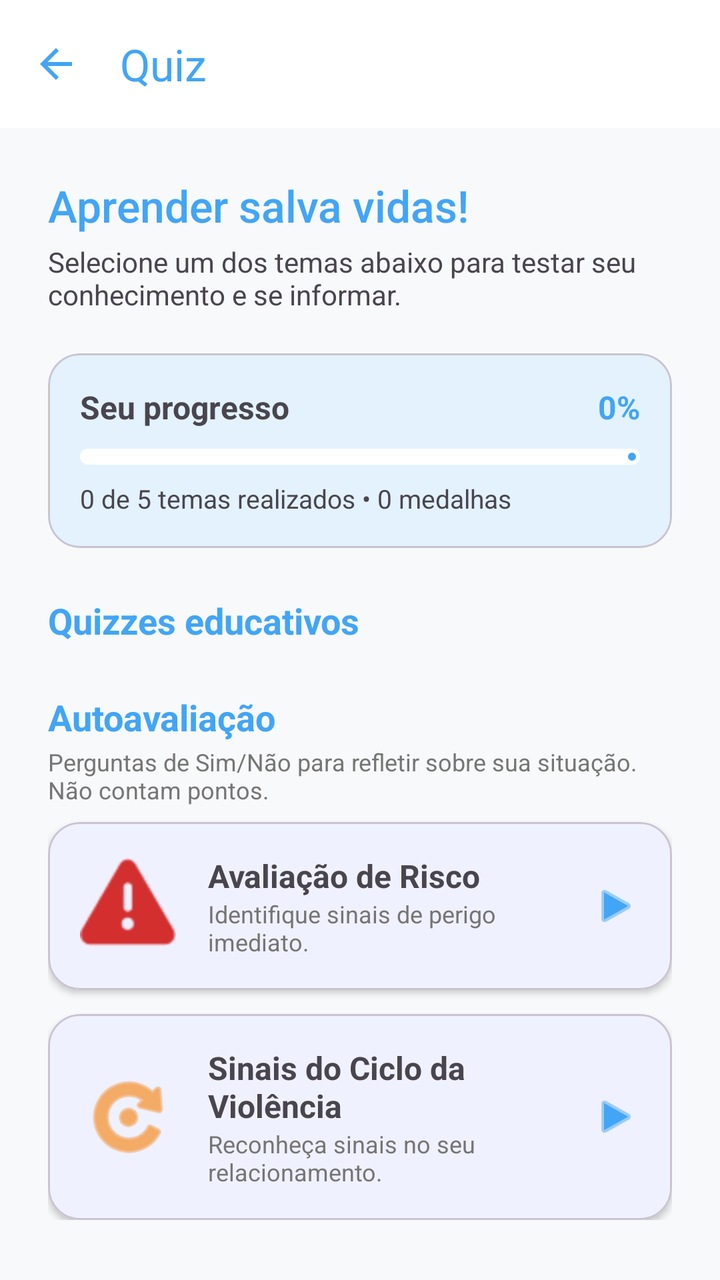
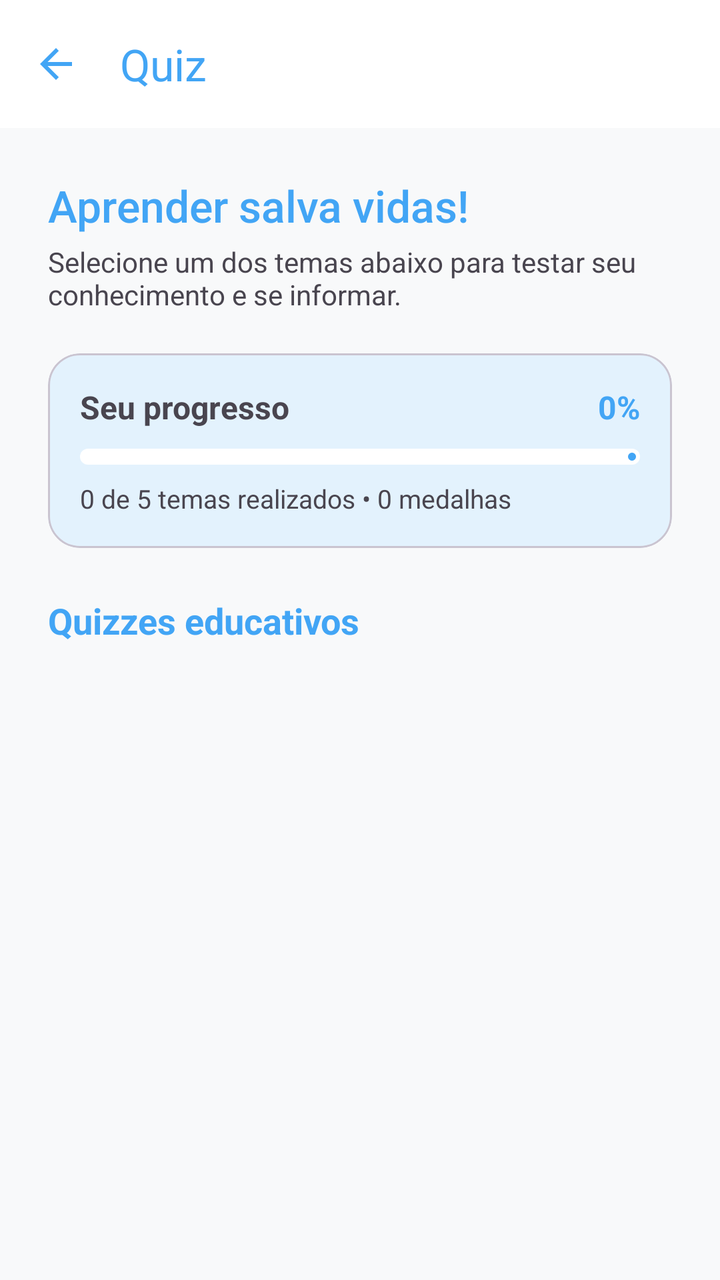

An Android layout rendered at two revisions. The XML below is the earlier revision; the diff shows what the commit changed to produce the second picture.
<!-- AndroidManifest.xml: application theme Theme.Ampara -->
<!-- res/layout/activity_quiz_selection.xml -->
<?xml version="1.0" encoding="utf-8"?>
<androidx.coordinatorlayout.widget.CoordinatorLayout xmlns:android="http://schemas.android.com/apk/res/android"
    xmlns:app="http://schemas.android.com/apk/res-auto"
    android:layout_width="match_parent"
    android:layout_height="match_parent"
    android:background="#F8F9FA">

    <com.google.android.material.appbar.AppBarLayout
        android:layout_width="match_parent"
        android:layout_height="wrap_content"
        android:background="@color/white">

        <com.google.android.material.appbar.MaterialToolbar
            android:id="@+id/toolbarQuizSelection"
            android:layout_width="match_parent"
            android:layout_height="?attr/actionBarSize"
            app:navigationIcon="?attr/homeAsUpIndicator"
            app:navigationIconTint="@color/primary_ampara"
            app:title="Quiz"
            app:titleTextColor="@color/primary_ampara" />

    </com.google.android.material.appbar.AppBarLayout>

    <androidx.core.widget.NestedScrollView
        android:layout_width="match_parent"
        android:layout_height="match_parent"
        app:layout_behavior="@string/appbar_scrolling_view_behavior">

        <LinearLayout
            android:layout_width="match_parent"
            android:layout_height="wrap_content"
            android:orientation="vertical"
            android:padding="24dp">

            <TextView
                android:layout_width="wrap_content"
                android:layout_height="wrap_content"
                android:text="Aprender salva vidas!"
                android:textColor="@color/primary_ampara"
                android:textSize="22sp"
                android:fontFamily="sans-serif-medium" />

            <TextView
                android:layout_width="wrap_content"
                android:layout_height="wrap_content"
                android:layout_marginTop="4dp"
                android:text="Selecione um dos temas abaixo para testar seu conhecimento e se informar."
                android:textColor="#49454F"
                android:textSize="14sp" />

            
            <com.google.android.material.card.MaterialCardView
                android:layout_width="match_parent"
                android:layout_height="wrap_content"
                android:layout_marginTop="20dp"
                app:cardBackgroundColor="@color/primary_ampara_light"
                app:cardCornerRadius="16dp"
                app:cardElevation="0dp">

                <LinearLayout
                    android:layout_width="match_parent"
                    android:layout_height="wrap_content"
                    android:orientation="vertical"
                    android:padding="16dp">

                    <LinearLayout
                        android:layout_width="match_parent"
                        android:layout_height="wrap_content"
                        android:gravity="center_vertical"
                        android:orientation="horizontal">

                        <TextView
                            android:layout_width="0dp"
                            android:layout_height="wrap_content"
                            android:layout_weight="1"
                            android:text="Seu progresso"
                            android:textColor="@color/text_dark"
                            android:textSize="16sp"
                            android:textStyle="bold" />

                        <TextView
                            android:id="@+id/tvProgressoGeral"
                            android:layout_width="wrap_content"
                            android:layout_height="wrap_content"
                            android:text="0%"
                            android:textColor="@color/primary_ampara"
                            android:textSize="16sp"
                            android:textStyle="bold" />
                    </LinearLayout>

                    <com.google.android.material.progressindicator.LinearProgressIndicator
                        android:id="@+id/progressGeral"
                        android:layout_width="match_parent"
                        android:layout_height="wrap_content"
                        android:layout_marginTop="10dp"
                        android:max="100"
                        android:progress="0"
                        app:indicatorColor="@color/primary_ampara"
                        app:trackColor="@color/white"
                        app:trackCornerRadius="4dp"
                        app:trackThickness="8dp" />

                    <TextView
                        android:id="@+id/tvResumoProgresso"
                        android:layout_width="wrap_content"
                        android:layout_height="wrap_content"
                        android:layout_marginTop="8dp"
                        android:text="0 de 5 temas realizados • 0 medalhas"
                        android:textColor="@color/text_dark"
                        android:textSize="13sp" />
                </LinearLayout>
            </com.google.android.material.card.MaterialCardView>

            <TextView
                android:layout_width="wrap_content"
                android:layout_height="wrap_content"
                android:layout_marginTop="24dp"
                android:layout_marginBottom="8dp"
                android:text="Quizzes educativos"
                android:textColor="@color/primary_ampara"
                android:textSize="18sp"
                android:textStyle="bold" />

            <androidx.recyclerview.widget.RecyclerView
                android:id="@+id/rvTemasQuiz"
                android:layout_width="match_parent"
                android:layout_height="wrap_content"
                android:nestedScrollingEnabled="false" />

            <TextView
                android:layout_width="wrap_content"
                android:layout_height="wrap_content"
                android:layout_marginTop="16dp"
                android:text="Autoavaliação"
                android:textColor="@color/primary_ampara"
                android:textSize="18sp"
                android:textStyle="bold" />

            <TextView
                android:layout_width="wrap_content"
                android:layout_height="wrap_content"
                android:layout_marginTop="2dp"
                android:text="Perguntas de Sim/Não para refletir sobre sua situação. Não contam pontos."
                android:textColor="@color/text_gray"
                android:textSize="12sp" />

            <com.google.android.material.card.MaterialCardView
                android:id="@+id/cardQuizRisco"
                android:layout_width="match_parent"
                android:layout_height="wrap_content"
                android:layout_marginTop="8dp"
                app:cardCornerRadius="16dp"
                app:cardElevation="2dp"
                android:clickable="true"
                android:focusable="true">
                <LinearLayout
                    android:layout_width="match_parent"
                    android:layout_height="wrap_content"
                    android:orientation="horizontal"
                    android:padding="16dp"
                    android:gravity="center_vertical">
                    <ImageView
                        android:layout_width="48dp"
                        android:layout_height="48dp"
                        android:src="@android:drawable/ic_dialog_alert"
                        app:tint="#D32F2F" />
                    <LinearLayout
                        android:layout_width="0dp"
                        android:layout_height="wrap_content"
                        android:layout_weight="1"
                        android:layout_marginStart="16dp"
                        android:orientation="vertical">
                        <TextView
                            android:layout_width="wrap_content"
                            android:layout_height="wrap_content"
                            android:text="Avaliação de Risco"
                            android:textStyle="bold"
                            android:textSize="16sp" />
                        <TextView
                            android:layout_width="wrap_content"
                            android:layout_height="wrap_content"
                            android:text="Identifique sinais de perigo imediato."
                            android:textSize="12sp"
                            android:textColor="#757575" />
                    </LinearLayout>
                    <ImageView
                        android:layout_width="24dp"
                        android:layout_height="24dp"
                        android:src="@android:drawable/ic_media_play"
                        app:tint="@color/primary_ampara" />
                </LinearLayout>
            </com.google.android.material.card.MaterialCardView>

            <com.google.android.material.card.MaterialCardView
                android:id="@+id/cardQuizCiclo"
                android:layout_width="match_parent"
                android:layout_height="wrap_content"
                android:layout_marginTop="12dp"
                app:cardCornerRadius="16dp"
                app:cardElevation="2dp"
                android:clickable="true"
                android:focusable="true">
                <LinearLayout
                    android:layout_width="match_parent"
                    android:layout_height="wrap_content"
                    android:orientation="horizontal"
                    android:padding="16dp"
                    android:gravity="center_vertical">
                    <ImageView
                        android:layout_width="48dp"
                        android:layout_height="48dp"
                        android:src="@android:drawable/ic_menu_rotate"
                        app:tint="#F57C00" />
                    <LinearLayout
                        android:layout_width="0dp"
                        android:layout_height="wrap_content"
                        android:layout_weight="1"
                        android:layout_marginStart="16dp"
                        android:orientation="vertical">
                        <TextView
                            android:layout_width="wrap_content"
                            android:layout_height="wrap_content"
                            android:text="Sinais do Ciclo da Violência"
                            android:textStyle="bold"
                            android:textSize="16sp" />
                        <TextView
                            android:layout_width="wrap_content"
                            android:layout_height="wrap_content"
                            android:text="Reconheça sinais no seu relacionamento."
                            android:textSize="12sp"
                            android:textColor="#757575" />
                    </LinearLayout>
                    <ImageView
                        android:layout_width="24dp"
                        android:layout_height="24dp"
                        android:src="@android:drawable/ic_media_play"
                        app:tint="@color/primary_ampara" />
                </LinearLayout>
            </com.google.android.material.card.MaterialCardView>

        </LinearLayout>
    </androidx.core.widget.NestedScrollView>

</androidx.coordinatorlayout.widget.CoordinatorLayout>
<!-- resources referenced by this layout -->
<resources>
  <color name="primary_ampara">#42A5F5</color>
  <color name="primary_ampara_light">#E3F2FD</color>
  <color name="text_dark">#49454F</color>
  <color name="text_gray">#757575</color>
  <color name="white">#FFFFFFFF</color>
  <style name="Theme.Ampara" parent="Theme.Material3.DayNight.NoActionBar">
          
          <item name="colorPrimary">@color/primary_ampara</item>
          <item name="colorOnPrimary">@color/white</item>
          <item name="colorPrimaryContainer">@color/primary_ampara_light</item>
  
          
          <item name="android:statusBarColor">@color/primary_ampara</item>
      </style>
</resources>

<!-- the commit's change to res/layout/activity_quiz_selection.xml (unified diff, before → after) -->
@@ -127,116 +127,6 @@
                 android:layout_height="wrap_content"
                 android:nestedScrollingEnabled="false" />
 
-            <TextView
-                android:layout_width="wrap_content"
-                android:layout_height="wrap_content"
-                android:layout_marginTop="16dp"
-                android:text="Autoavaliação"
-                android:textColor="@color/primary_ampara"
-                android:textSize="18sp"
-                android:textStyle="bold" />
-
-            <TextView
-                android:layout_width="wrap_content"
-                android:layout_height="wrap_content"
-                android:layout_marginTop="2dp"
-                android:text="Perguntas de Sim/Não para refletir sobre sua situação. Não contam pontos."
-                android:textColor="@color/text_gray"
-                android:textSize="12sp" />
-
-            <com.google.android.material.card.MaterialCardView
-                android:id="@+id/cardQuizRisco"
-                android:layout_width="match_parent"
-                android:layout_height="wrap_content"
-                android:layout_marginTop="8dp"
-                app:cardCornerRadius="16dp"
-                app:cardElevation="2dp"
-                android:clickable="true"
-                android:focusable="true">
-                <LinearLayout
-                    android:layout_width="match_parent"
-                    android:layout_height="wrap_content"
-                    android:orientation="horizontal"
-                    android:padding="16dp"
-                    android:gravity="center_vertical">
-                    <ImageView
-                        android:layout_width="48dp"
-                        android:layout_height="48dp"
-                        android:src="@android:drawable/ic_dialog_alert"
-                        app:tint="#D32F2F" />
-                    <LinearLayout
-                        android:layout_width="0dp"
-                        android:layout_height="wrap_content"
-                        android:layout_weight="1"
-                        android:layout_marginStart="16dp"
-                        android:orientation="vertical">
-                        <TextView
-                            android:layout_width="wrap_content"
-                            android:layout_height="wrap_content"
-                            android:text="Avaliação de Risco"
-                            android:textStyle="bold"
-                            android:textSize="16sp" />
-                        <TextView
-                            android:layout_width="wrap_content"
-                            android:layout_height="wrap_content"
-                            android:text="Identifique sinais de perigo imediato."
-                            android:textSize="12sp"
-                            android:textColor="#757575" />
-                    </LinearLayout>
-                    <ImageView
-                        android:layout_width="24dp"
-                        android:layout_height="24dp"
-                        android:src="@android:drawable/ic_media_play"
-                        app:tint="@color/primary_ampara" />
-                </LinearLayout>
-            </com.google.android.material.card.MaterialCardView>
-
-            <com.google.android.material.card.MaterialCardView
-                android:id="@+id/cardQuizCiclo"
-                android:layout_width="match_parent"
-                android:layout_height="wrap_content"
-                android:layout_marginTop="12dp"
-                app:cardCornerRadius="16dp"
-                app:cardElevation="2dp"
-                android:clickable="true"
-                android:focusable="true">
-                <LinearLayout
-                    android:layout_width="match_parent"
-                    android:layout_height="wrap_content"
-                    android:orientation="horizontal"
-                    android:padding="16dp"
-                    android:gravity="center_vertical">
-                    <ImageView
-                        android:layout_width="48dp"
-                        android:layout_height="48dp"
-                        android:src="@android:drawable/ic_menu_rotate"
-                        app:tint="#F57C00" />
-                    <LinearLayout
-                        android:layout_width="0dp"
-                        android:layout_height="wrap_content"
-                        android:layout_weight="1"
-                        android:layout_marginStart="16dp"
-                        android:orientation="vertical">
-                        <TextView
-                            android:layout_width="wrap_content"
-                            android:layout_height="wrap_content"
-                            android:text="Sinais do Ciclo da Violência"
-                            android:textStyle="bold"
-                            android:textSize="16sp" />
-                        <TextView
-                            android:layout_width="wrap_content"
-                            android:layout_height="wrap_content"
-                            android:text="Reconheça sinais no seu relacionamento."
-                            android:textSize="12sp"
-                            android:textColor="#757575" />
-                    </LinearLayout>
-                    <ImageView
-                        android:layout_width="24dp"
-                        android:layout_height="24dp"
-                        android:src="@android:drawable/ic_media_play"
-                        app:tint="@color/primary_ampara" />
-                </LinearLayout>
-            </com.google.android.material.card.MaterialCardView>
 
         </LinearLayout>
     </androidx.core.widget.NestedScrollView>
<!-- resource entries referenced after the edit -->
@@ -3,7 +3,6 @@
   <color name="primary_ampara">#42A5F5</color>
   <color name="primary_ampara_light">#E3F2FD</color>
   <color name="text_dark">#49454F</color>
-  <color name="text_gray">#757575</color>
   <color name="white">#FFFFFFFF</color>
   <style name="Theme.Ampara" parent="Theme.Material3.DayNight.NoActionBar">
           
